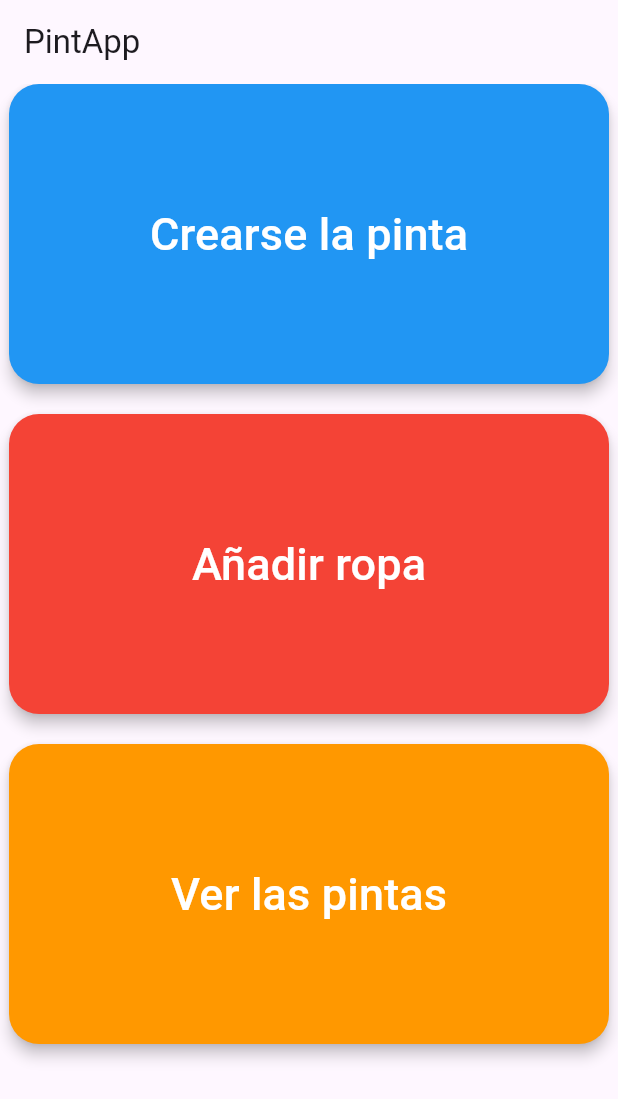
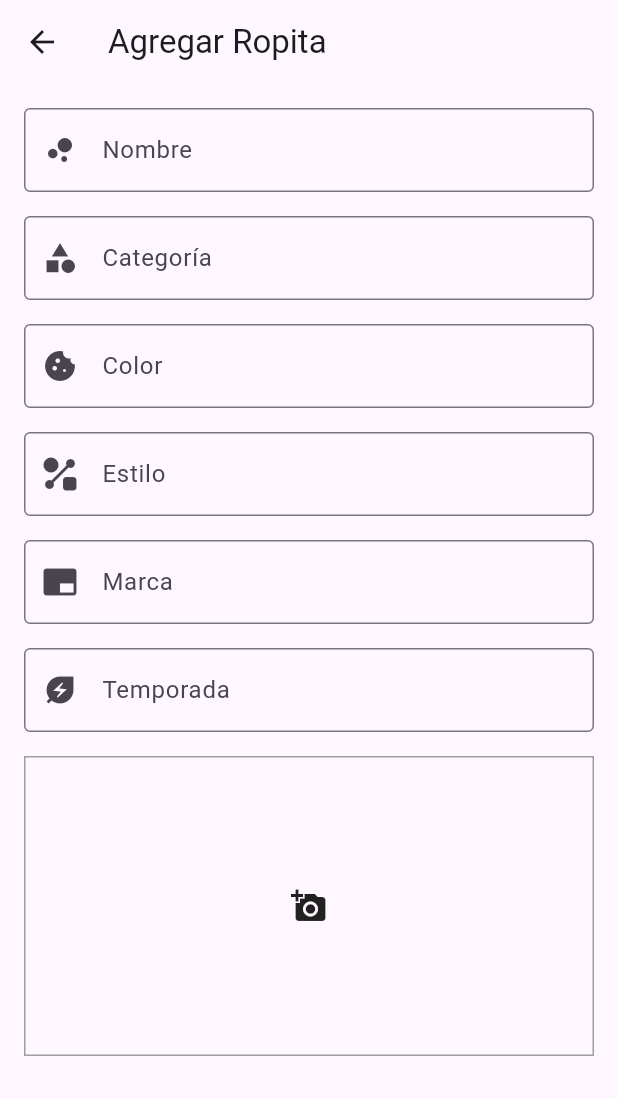
Before and after one commit to crisywini/pintapp, a Flutter app: the screen it shows after launch, after a tap on "Crearse la pinta", on a phone screen of 412 x 824 dp. Shown: the top 1099 px of the screen. Run offline on Flutter 3.47's test engine with Material 3 defaults, Android fonts, the phone set to English and light mode, and no system bars; our stand-ins replace image_picker, permission_handler; missing offline and left inert: dart:ffi; Roboto replaces fonts that are missing (Bebas Neue).

Commit message:
Add add item screen form and added permissions

```diff
--- a/lib/main.dart
+++ b/lib/main.dart
@@ -1,4 +1,5 @@
 import 'package:flutter/material.dart';
+import 'package:pintapp/presentation/screens/add_item_screen.dart';
 import 'package:pintapp/presentation/screens/menu_screen.dart';
 
 void main() => runApp(App());
@@ -9,6 +10,8 @@ class App extends StatelessWidget {
   @override
   Widget build(BuildContext context) {
     return MaterialApp(
+      routes: {'/add-item': (context) => AddItemScreen()},
+
       debugShowCheckedModeBanner: false,
       title: 'PintApp',
       home: Scaffold(
--- /dev/null
+++ b/lib/presentation/screens/add_item_screen.dart
@@ -0,0 +1,76 @@
+import 'package:flutter/material.dart';
+import 'package:pintapp/presentation/widgets/select_image_widget.dart';
+
+class AddItemScreen extends StatelessWidget {
+  const AddItemScreen({super.key});
+
+  @override
+  Widget build(BuildContext context) {
+    return Scaffold(
+      appBar: AppBar(title: Text('Agregar Ropita')),
+      body: _CustomAddItemFormWidget(),
+    );
+  }
+}
+
+class _CustomAddItemFormWidget extends StatelessWidget {
+  const _CustomAddItemFormWidget({super.key});
+
+  @override
+  Widget build(BuildContext context) {
+    return ListView(
+      padding: EdgeInsets.all(16),
+      children: [
+        TextFormField(
+          decoration: InputDecoration(
+            labelText: "Nombre",
+            border: OutlineInputBorder(),
+            prefixIcon: Icon(Icons.bubble_chart),
+          ),
+        ),
+        SizedBox(height: 16),
+        TextFormField(
+          decoration: InputDecoration(
+            labelText: "Categoría",
+            border: OutlineInputBorder(),
+            prefixIcon: Icon(Icons.category),
+          ),
+        ),
+        SizedBox(height: 16),
+        TextFormField(
+          decoration: InputDecoration(
+            labelText: "Color",
+            border: OutlineInputBorder(),
+            prefixIcon: Icon(Icons.cookie),
+          ),
+        ),
+        SizedBox(height: 16),
+        TextFormField(
+          decoration: InputDecoration(
+            labelText: "Estilo",
+            border: OutlineInputBorder(),
+            prefixIcon: Icon(Icons.shape_line),
+          ),
+        ),
+        SizedBox(height: 16),
+        TextFormField(
+          decoration: InputDecoration(
+            labelText: "Marca",
+            border: OutlineInputBorder(),
+            prefixIcon: Icon(Icons.branding_watermark),
+          ),
+        ),
+        SizedBox(height: 16),
+        TextFormField(
+          decoration: InputDecoration(
+            labelText: "Temporada",
+            border: OutlineInputBorder(),
+            prefixIcon: Icon(Icons.energy_savings_leaf_sharp),
+          ),
+        ),
+        SizedBox(height: 16),
+        SelectImageWidget(),
+      ],
+    );
+  }
+}
--- a/lib/presentation/screens/menu_screen.dart
+++ b/lib/presentation/screens/menu_screen.dart
@@ -8,7 +8,7 @@ class MenuScreen extends StatelessWidget {
     final createOutfitDetector = _CustomGestureDetector(
       imageUrl: "",
       valueName: 'Crearse la pinta',
-      onPressed: () => print('Crearse la pinta'),
+      onPressed: () => {Navigator.pushNamed(context, '/add-item')},
       color: Colors.blue,
     );
     final addItemsDetector = _CustomGestureDetector(
--- /dev/null
+++ b/lib/presentation/widgets/select_image_widget.dart
@@ -0,0 +1,90 @@
+import 'dart:ffi';
+import 'dart:io';
+
+import 'package:flutter/material.dart';
+import 'package:image_picker/image_picker.dart';
+import 'package:permission_handler/permission_handler.dart';
+
+class SelectImageWidget extends StatefulWidget {
+  SelectImageWidget({super.key});
+
+  @override
+  State<StatefulWidget> createState() => _SelectImageWidgetState();
+}
+
+class _SelectImageWidgetState extends State<SelectImageWidget> {
+  String? _imagePath;
+  final ImagePicker _picker = ImagePicker();
+
+  @override
+  Widget build(BuildContext context) {
+    return GestureDetector(
+      onTap: () => {_pickImage()},
+      child: Container(
+        height: 200,
+        decoration: BoxDecoration(border: Border.all(color: Colors.grey)),
+        child: _imagePath == null
+            ? Icon(Icons.add_a_photo)
+            : Image.file(File(_imagePath!)),
+      ),
+    );
+  }
+
+  Future<void> _pickImage() async {
+    PermissionStatus cameraStatus = await Permission.camera.status;
+
+    if (cameraStatus.isDenied) {
+      cameraStatus = await Permission.camera.request();
+    }
+
+    if (cameraStatus.isGranted) {
+      try {
+        final XFile? image = await _picker.pickImage(
+          source: ImageSource.camera,
+        );
+        if (image != null) {
+          setState(() {
+            _imagePath = image.path;
+          });
+        }
+      } catch (e) {
+        _showError('Error al tomar la foto');
+      }
+    } else if (cameraStatus.isPermanentlyDenied) {
+      _showPermissionDialog();
+    } else {
+      _showError('Permiso de la cámara requerido bebé');
+    }
+  }
+
+  void _showError(String message) {
+    ScaffoldMessenger.of(
+      context,
+    ).showSnackBar(SnackBar(content: Text(message)));
+  }
+
+  void _showPermissionDialog() {
+    showDialog(
+      context: context,
+      builder: (context) => AlertDialog(
+        title: Text("Permiso requerido"),
+        content: Text(
+          'Para tomar fotos necesitamos acceso a la cámara. Ve a configuración y habilita el permiso',
+        ),
+        actions: [
+          TextButton(
+            onPressed: () => Navigator.pop(context),
+            child: Text('Configuración'),
+          ),
+          TextButton(
+            onPressed: () {
+              Navigator.pop(context);
+              openAppSettings();
+            },
+            child: Text('Configuración'),
+          ),
+        ],
+      ),
+    );
+  }
+}
--- a/pubspec.yaml
+++ b/pubspec.yaml
@@ -34,6 +34,8 @@ dependencies:
   # The following adds the Cupertino Icons font to your application.
   # Use with the CupertinoIcons class for iOS style icons.
   cupertino_icons: ^1.0.8
+  image_picker: ^1.2.0
+  permission_handler: ^12.0.1
 
 dev_dependencies:
   flutter_test:
```
Also changed, not shown: pubspec.lock, 18 other files.
